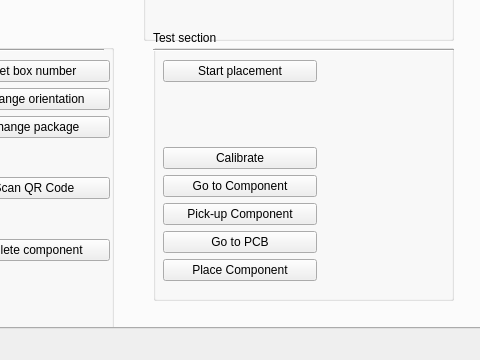
Qt form pap_gui/ui/main_window.ui (JohanVer/PAP2015) before a commit; both pictures show x 308 to 788 and y 344 to 704 of the 1478 by 704 pixel window.
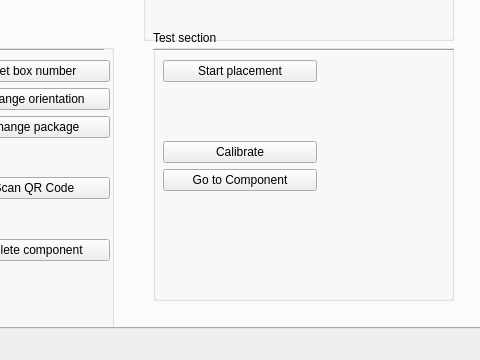
The same form after that commit. The open tabs and pages were chosen to show the change. Icons and pictures are not drawn. Custom widgets are drawn as their Qt base class.

Commit message: Transformation of component coordinates added

What changed in the file:
```diff
--- a/pap_gui/ui/main_window.ui
+++ b/pap_gui/ui/main_window.ui
@@ -3278,7 +3278,7 @@
            <x>10</x>
            <y>30</y>
            <width>154</width>
-           <height>221</height>
+           <height>131</height>
           </rect>
          </property>
          <layout class="QVBoxLayout" name="verticalLayout_27">
@@ -3316,27 +3316,6 @@
             </property>
            </widget>
           </item>
-          <item>
-           <widget class="QPushButton" name="pickupComponentButton">
-            <property name="text">
-             <string>Pick-up Component</string>
-            </property>
-           </widget>
-          </item>
-          <item>
-           <widget class="QPushButton" name="goToPCBButton">
-            <property name="text">
-             <string>Go to PCB</string>
-            </property>
-           </widget>
-          </item>
-          <item>
-           <widget class="QPushButton" name="placeComponentButton">
-            <property name="text">
-             <string>Place Component</string>
-            </property>
-           </widget>
-          </item>
          </layout>
         </widget>
         <widget class="Line" name="line_20">
```
Left out of the diff: 6 changed lines with no effect on the pictures. The commit also changes 5 other files.
